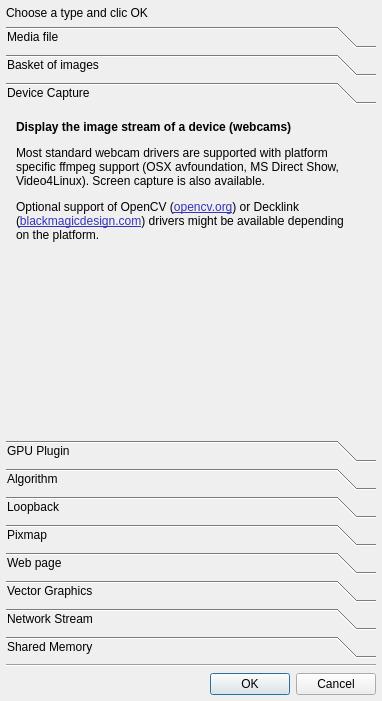
Before: the Qt Designer form src/NewSourceDialog.ui in markus-wa/glmixer-mirror, drawn with Qt 5.
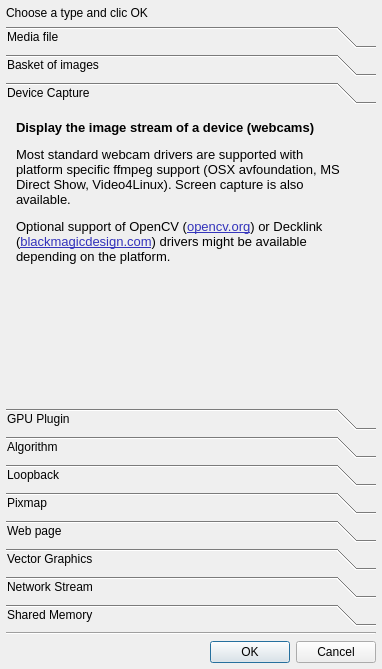
After: the same form once the commit is applied. The open tabs and pages were chosen to show the change. Icons and pictures are not drawn.

The edit to the form file:
```diff
--- a/src/NewSourceDialog.ui
+++ b/src/NewSourceDialog.ui
@@ -7,7 +7,7 @@
     <x>0</x>
     <y>0</y>
     <width>382</width>
-    <height>701</height>
+    <height>669</height>
    </rect>
   </property>
   <property name="windowTitle">
@@ -203,8 +203,8 @@
        <rect>
         <x>0</x>
         <y>0</y>
-        <width>370</width>
-        <height>183</height>
+        <width>148</width>
+        <height>162</height>
        </rect>
       </property>
       <attribute name="icon">
@@ -221,9 +221,10 @@
        <item>
         <widget class="QTextBrowser" name="textBrowser_1">
          <property name="styleSheet">
-          <string notr="true">QTextEdit{
-color:palette(button-text);
-background-color: transparent;
+          <string notr="true">QTextBrowser {
+     border-width: 0px;
+     color:palette(button-text);
+     background-color: transparent;
 }</string>
          </property>
          <property name="frameShape">
@@ -240,10 +241,10 @@
 &lt;html&gt;&lt;head&gt;&lt;meta name=&quot;qrichtext&quot; content=&quot;1&quot; /&gt;&lt;style type=&quot;text/css&quot;&gt;
 p, li { white-space: pre-wrap; }
 &lt;/style&gt;&lt;/head&gt;&lt;body style=&quot; font-family:'.SF NS Text'; font-size:13pt; font-weight:400; font-style:normal;&quot;&gt;
-&lt;p style=&quot; margin-top:12px; margin-bottom:12px; margin-left:0px; margin-right:0px; -qt-block-indent:0; text-indent:0px;&quot;&gt;&lt;span style=&quot; font-family:'Ubuntu'; font-size:9pt; font-weight:600;&quot;&gt;Display the image stream of a device (webcams)&lt;/span&gt;&lt;/p&gt;
-&lt;p style=&quot; margin-top:12px; margin-bottom:12px; margin-left:0px; margin-right:0px; -qt-block-indent:0; text-indent:0px;&quot;&gt;&lt;span style=&quot; font-family:'Ubuntu'; font-size:9pt;&quot;&gt;Most standard webcam drivers are supported with platform specific ffmpeg support (OSX avfoundation, MS Direct Show, Video4Linux). Screen capture is also available.&lt;/span&gt;&lt;/p&gt;
-&lt;p style=&quot; margin-top:12px; margin-bottom:12px; margin-left:0px; margin-right:0px; -qt-block-indent:0; text-indent:0px;&quot;&gt;&lt;span style=&quot; font-family:'Ubuntu'; font-size:9pt;&quot;&gt;Optional support of OpenCV (&lt;/span&gt;&lt;a href=&quot;http://opencv.org/&quot;&gt;&lt;span style=&quot; font-family:'Ubuntu'; font-size:9pt; text-decoration: underline; color:#3333bb;&quot;&gt;opencv.org&lt;/span&gt;&lt;/a&gt;&lt;span style=&quot; font-family:'Ubuntu'; font-size:9pt;&quot;&gt;) or Decklink (&lt;/span&gt;&lt;a href=&quot;https://www.blackmagicdesign.com/&quot;&gt;&lt;span style=&quot; font-family:'Ubuntu'; font-size:9pt; text-decoration: underline; color:#3333bb;&quot;&gt;blackmagicdesign.com&lt;/span&gt;&lt;/a&gt;&lt;span style=&quot; font-family:'Ubuntu'; font-size:9pt;&quot;&gt;) drivers might be available depending on the platform.&lt;/span&gt;&lt;/p&gt;
-&lt;p style=&quot;-qt-paragraph-type:empty; margin-top:12px; margin-bottom:12px; margin-left:0px; margin-right:0px; -qt-block-indent:0; text-indent:0px;&quot;&gt;&lt;br /&gt;&lt;/p&gt;&lt;/body&gt;&lt;/html&gt;</string>
+&lt;p style=&quot; margin-top:12px; margin-bottom:12px; margin-left:0px; margin-right:0px; -qt-block-indent:0; text-indent:0px;&quot;&gt;&lt;span style=&quot; font-family:'Ubuntu'; font-size:10pt; font-weight:600;&quot;&gt;Display the image stream of a device (webcams)&lt;/span&gt;&lt;/p&gt;
+&lt;p style=&quot; margin-top:12px; margin-bottom:12px; margin-left:0px; margin-right:0px; -qt-block-indent:0; text-indent:0px;&quot;&gt;&lt;span style=&quot; font-family:'Ubuntu'; font-size:10pt;&quot;&gt;Most standard webcam drivers are supported with platform specific ffmpeg support (OSX avfoundation, MS Direct Show, Video4Linux). Screen capture is also available.&lt;/span&gt;&lt;/p&gt;
+&lt;p style=&quot; margin-top:12px; margin-bottom:12px; margin-left:0px; margin-right:0px; -qt-block-indent:0; text-indent:0px;&quot;&gt;&lt;span style=&quot; font-family:'Ubuntu'; font-size:10pt;&quot;&gt;Optional support of OpenCV (&lt;/span&gt;&lt;a href=&quot;http://opencv.org/&quot;&gt;&lt;span style=&quot; font-family:'Ubuntu'; font-size:10pt; text-decoration: underline; color:#3333bb;&quot;&gt;opencv.org&lt;/span&gt;&lt;/a&gt;&lt;span style=&quot; font-family:'Ubuntu'; font-size:10pt;&quot;&gt;) or Decklink (&lt;/span&gt;&lt;a href=&quot;https://www.blackmagicdesign.com/&quot;&gt;&lt;span style=&quot; font-family:'Ubuntu'; font-size:10pt; text-decoration: underline; color:#3333bb;&quot;&gt;blackmagicdesign.com&lt;/span&gt;&lt;/a&gt;&lt;span style=&quot; font-family:'Ubuntu'; font-size:10pt;&quot;&gt;) drivers might be available depending on the platform.&lt;/span&gt;&lt;/p&gt;
+&lt;p style=&quot;-qt-paragraph-type:empty; margin-top:12px; margin-bottom:12px; margin-left:0px; margin-right:0px; -qt-block-indent:0; text-indent:0px; font-size:10pt;&quot;&gt;&lt;br /&gt;&lt;/p&gt;&lt;/body&gt;&lt;/html&gt;</string>
          </property>
          <property name="textInteractionFlags">
           <set>Qt::TextBrowserInteraction</set>
```
Left out of the diff: 168 changed lines with no effect on the pictures.
